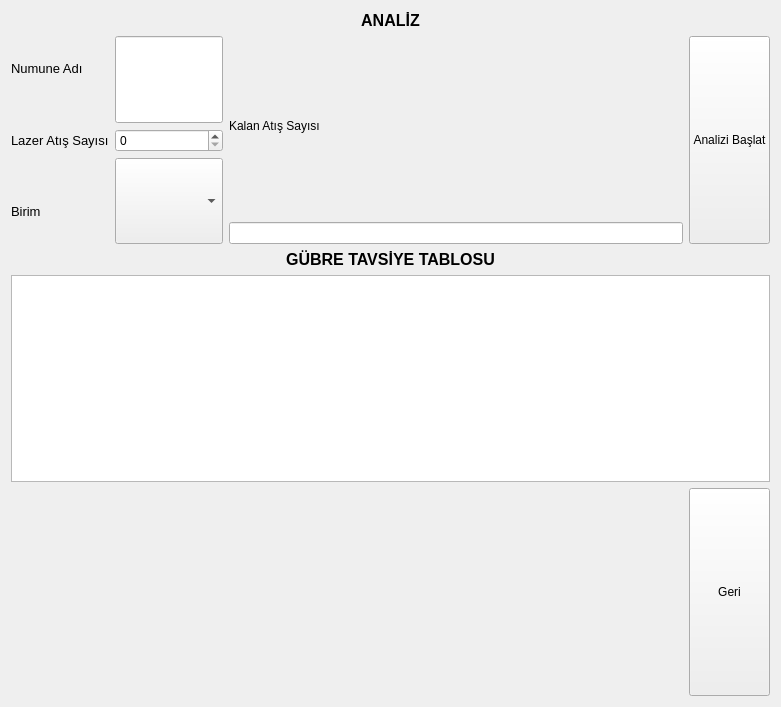
ugurgudelek/Libs, file ui/analiz_window.ui: the form before one commit.
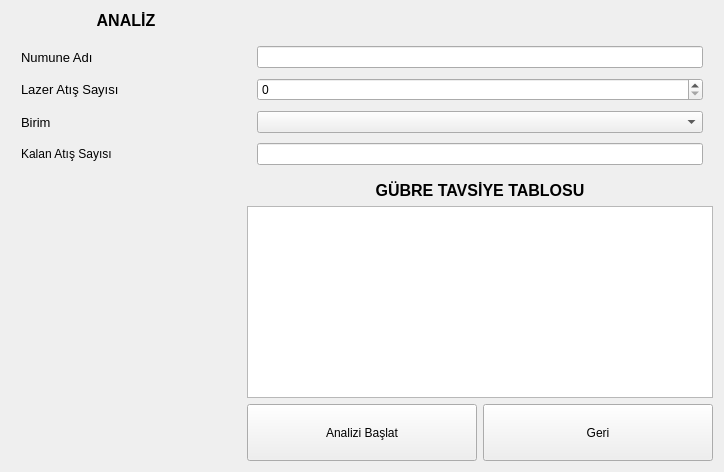
The form after the commit.

Commit message: calibration curve and result image should be implemented

```diff
--- a/ui/analiz_window.ui
+++ b/ui/analiz_window.ui
@@ -6,29 +6,47 @@
    <rect>
     <x>0</x>
     <y>0</y>
-    <width>781</width>
-    <height>707</height>
+    <width>724</width>
+    <height>472</height>
    </rect>
   </property>
   <property name="windowTitle">
    <string>Form</string>
   </property>
   <layout class="QGridLayout" name="gridLayout">
-   <item row="4" column="3">
-    <widget class="QPushButton" name="analyzeButton">
+   <item row="4" column="2" colspan="2">
+    <widget class="QTableWidget" name="tableWidget">
      <property name="sizePolicy">
       <sizepolicy hsizetype="Preferred" vsizetype="Preferred">
        <horstretch>0</horstretch>
        <verstretch>0</verstretch>
       </sizepolicy>
      </property>
-     <property name="text">
-      <string>Analizi Başlat</string>
+     <property name="rowCount">
+      <number>0</number>
+     </property>
+     <property name="columnCount">
+      <number>0</number>
      </property>
     </widget>
    </item>
-   <item row="4" column="0">
+   <item row="1" column="0">
     <layout class="QVBoxLayout" name="verticalLayout_2">
+     <property name="spacing">
+      <number>10</number>
+     </property>
+     <property name="leftMargin">
+      <number>10</number>
+     </property>
+     <property name="topMargin">
+      <number>10</number>
+     </property>
+     <property name="rightMargin">
+      <number>10</number>
+     </property>
+     <property name="bottomMargin">
+      <number>10</number>
+     </property>
      <item>
       <widget class="QLabel" name="label">
        <property name="font">
@@ -65,33 +83,48 @@
        </property>
       </widget>
      </item>
+     <item>
+      <widget class="QLabel" name="label_6">
+       <property name="text">
+        <string>Kalan Atış Sayısı</string>
+       </property>
+      </widget>
+     </item>
     </layout>
    </item>
-   <item row="0" column="0" colspan="4">
-    <widget class="QLabel" name="label_5">
+   <item row="4" column="0">
+    <layout class="QHBoxLayout" name="resultLayout"/>
+   </item>
+   <item row="5" column="3">
+    <widget class="QPushButton" name="backtohomeButton">
      <property name="sizePolicy">
-      <sizepolicy hsizetype="Preferred" vsizetype="Maximum">
+      <sizepolicy hsizetype="Preferred" vsizetype="Preferred">
        <horstretch>0</horstretch>
        <verstretch>0</verstretch>
       </sizepolicy>
      </property>
-     <property name="font">
-      <font>
-       <pointsize>12</pointsize>
-       <weight>75</weight>
-       <bold>true</bold>
-      </font>
-     </property>
      <property name="text">
-      <string>ANALİZ</string>
-     </property>
-     <property name="alignment">
-      <set>Qt::AlignCenter</set>
+      <string>Geri</string>
      </property>
     </widget>
    </item>
-   <item row="4" column="1">
+   <item row="1" column="2" colspan="2">
     <layout class="QVBoxLayout" name="verticalLayout">
+     <property name="spacing">
+      <number>10</number>
+     </property>
+     <property name="leftMargin">
+      <number>10</number>
+     </property>
+     <property name="topMargin">
+      <number>10</number>
+     </property>
+     <property name="rightMargin">
+      <number>10</number>
+     </property>
+     <property name="bottomMargin">
+      <number>10</number>
+     </property>
      <item>
       <widget class="QLineEdit" name="numuneadiLE">
        <property name="sizePolicy">
@@ -115,10 +148,13 @@
        </property>
       </widget>
      </item>
+     <item>
+      <widget class="QLineEdit" name="remainingrecordLE"/>
+     </item>
     </layout>
    </item>
-   <item row="8" column="3">
-    <widget class="QPushButton" name="backtohomeButton">
+   <item row="5" column="2">
+    <widget class="QPushButton" name="analyzeButton">
      <property name="sizePolicy">
       <sizepolicy hsizetype="Preferred" vsizetype="Preferred">
        <horstretch>0</horstretch>
@@ -126,11 +162,11 @@
       </sizepolicy>
      </property>
      <property name="text">
-      <string>Geri</string>
+      <string>Analizi Başlat</string>
      </property>
     </widget>
    </item>
-   <item row="5" column="0" colspan="4">
+   <item row="2" column="2" colspan="2">
     <widget class="QLabel" name="label_4">
      <property name="sizePolicy">
       <sizepolicy hsizetype="Preferred" vsizetype="Maximum">
@@ -153,38 +189,35 @@
      </property>
     </widget>
    </item>
-   <item row="6" column="0" colspan="4">
-    <widget class="QTableWidget" name="tableWidget">
+   <item row="0" column="0">
+    <widget class="QLabel" name="label_5">
      <property name="sizePolicy">
-      <sizepolicy hsizetype="Preferred" vsizetype="Preferred">
+      <sizepolicy hsizetype="Preferred" vsizetype="Maximum">
        <horstretch>0</horstretch>
        <verstretch>0</verstretch>
       </sizepolicy>
      </property>
-     <property name="rowCount">
-      <number>0</number>
+     <property name="font">
+      <font>
+       <pointsize>12</pointsize>
+       <weight>75</weight>
+       <bold>true</bold>
+      </font>
      </property>
-     <property name="columnCount">
-      <number>0</number>
+     <property name="text">
+      <string>ANALİZ</string>
      </property>
+     <property name="alignment">
+      <set>Qt::AlignCenter</set>
+     </property>
     </widget>
    </item>
-   <item row="4" column="2">
-    <layout class="QVBoxLayout" name="verticalLayout_3">
-     <item>
-      <widget class="QLabel" name="label_6">
-       <property name="text">
-        <string>Kalan Atış Sayısı</string>
-       </property>
-      </widget>
-     </item>
-     <item>
-      <widget class="QLineEdit" name="remainingrecordLE"/>
-     </item>
-    </layout>
-   </item>
-   <item row="8" column="0" colspan="2">
-    <layout class="QHBoxLayout" name="resultLayout"/>
+   <item row="5" column="0">
+    <widget class="QLabel" name="progressLabel">
+     <property name="text">
+      <string/>
+     </property>
+    </widget>
    </item>
   </layout>
  </widget>
```
Left out of the diff: 4 changed lines with no effect on the pictures. The commit also changes 9 other files.
